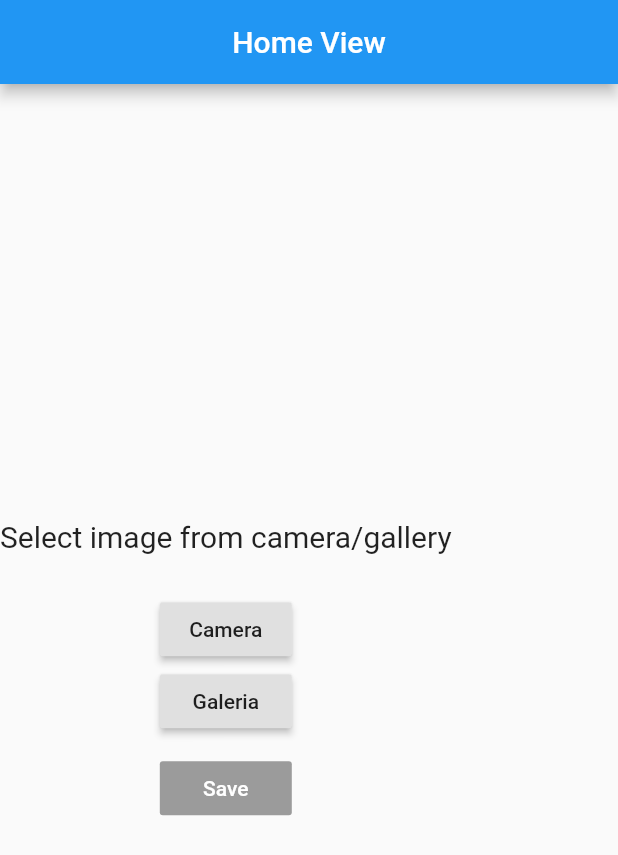
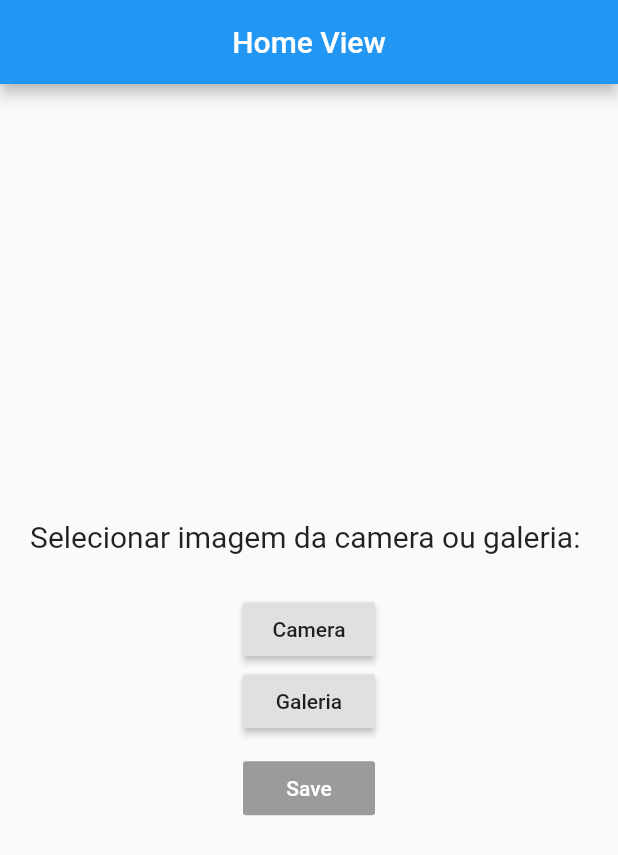
Before and after one commit to leoCardosoDev/flutter_getx_image_picker, a Flutter app: the screen it shows after launch, on a phone screen of 412 x 824 dp. Shown: the top 855 px of the screen. Run offline on Flutter 3.47's test engine with Material 2 defaults, Android fonts, the phone set to English and light mode, and no system bars; our stand-ins replace get, image_picker; missing offline and left inert: aws_s3_upload.

```diff
--- a/lib/view/home_view.dart
+++ b/lib/view/home_view.dart
@@ -18,6 +18,7 @@ class HomeView extends StatelessWidget {
             ),
             body: Padding(
               padding: EdgeInsets.only(top: 16),
+              child: Center(
                 child: Container(
                   child: Column(
                     crossAxisAlignment: CrossAxisAlignment.center,
@@ -26,7 +27,7 @@ class HomeView extends StatelessWidget {
                       Obx(
                         () => controller.selectedImagePath.value == ''
                             ? Text(
-                              "Select image from camera/gallery",
+                                "Selecionar imagem da camera ou galeria: ",
                                 style: TextStyle(fontSize: 20),
                               )
                             : Expanded(
@@ -58,6 +59,7 @@ class HomeView extends StatelessWidget {
                   ),
                 ),
               ),
+            ),
           );
         });
   }
```
Also changed, not shown: lib/controller/home_controller.dart (+4 -4 lines). Lines whose indentation alone changed are shown as unchanged.
